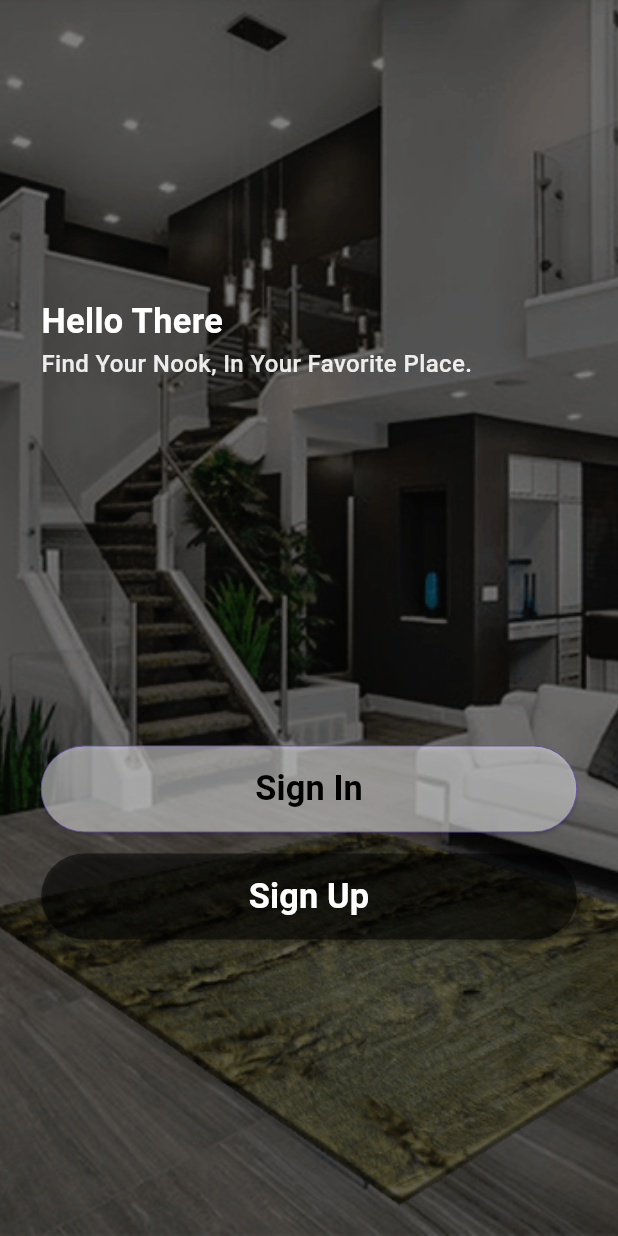
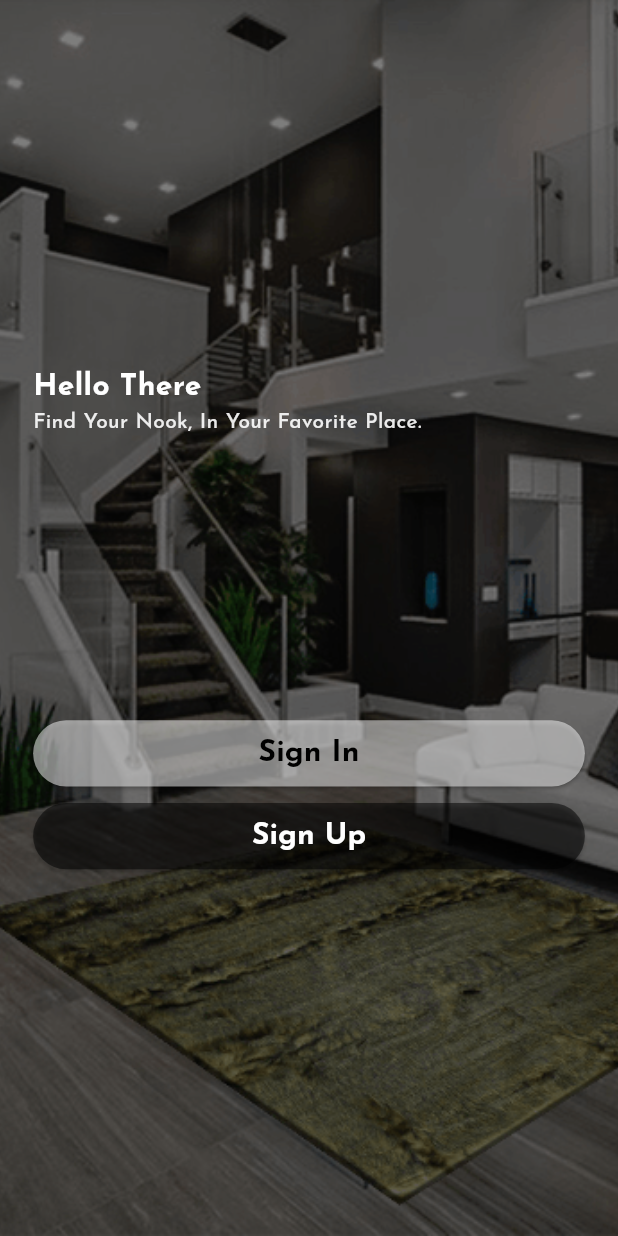
Before and after one commit to RakibulIslam10/xproperty, a Flutter app: the screen it shows after launch, swiped to page 4, on a phone screen of 412 x 824 dp. Run offline on Flutter 3.47's test engine with Material 3 defaults, Android fonts, the phone set to English and light mode, and no system bars; our stand-ins replace country_code_picker, dropdown_button2, flutter_otp_text_field, flutter_screenutil, flutter_svg, get and 3 more.

Commit message:
issue fixed

```diff
--- a/lib/main.dart
+++ b/lib/main.dart
@@ -1,13 +1,22 @@
 import 'package:flutter/material.dart';
+import 'package:flutter/services.dart';
 import 'package:flutter_screenutil/flutter_screenutil.dart';
 import 'package:get/get.dart';
+import 'package:get_storage/get_storage.dart';
 import 'package:xproperty/routes/routes.dart';
-import 'package:xproperty/views/utils/custom_color.dart';
+import 'package:xproperty/views/utils/theme.dart';
+import 'language/language.dart';
 
-void main() {
-  runApp(
-    const MyApp(),
-  );
+void main() async {
+  WidgetsFlutterBinding.ensureInitialized();
+  SystemChrome.setPreferredOrientations([
+    DeviceOrientation.portraitUp,
+    DeviceOrientation.portraitDown,
+  ]);
+
+  await GetStorage.init();
+
+  runApp(const MyApp());
 }
 
 class MyApp extends StatelessWidget {
@@ -19,19 +28,12 @@ class MyApp extends StatelessWidget {
       useInheritedMediaQuery: true,
       designSize: const Size(414, 896),
       builder: (_, child) => GetMaterialApp(
+        title: Strings.appName,
         debugShowCheckedModeBanner: false,
-        builder: (context, widget) {
-          ScreenUtil.init(context);
-          return MediaQuery(
-            data: MediaQuery.of(context)
-                .copyWith(textScaler: const TextScaler.linear(1.0)),
-            child: Directionality(
-              textDirection: TextDirection.ltr,
-              child: widget!,
-            ),
-          );
-        },
-        theme: ThemeData(scaffoldBackgroundColor: CustomColor.whiteColor),
+        theme: Themes.light,
+        darkTheme: Themes.dark,
+        themeMode: Themes().theme,
+        navigatorKey: Get.key,
         initialRoute: Routes.splashScreen,
         getPages: Routes.list,
       ),
--- a/lib/views/auth/sign_in/sign_in_mobile_screen_layout.dart
+++ b/lib/views/auth/sign_in/sign_in_mobile_screen_layout.dart
@@ -1,5 +1,6 @@
 import 'package:flutter/material.dart';
 import 'package:get/get.dart';
+import 'package:xproperty/widgets/custom_app_Bar.dart';
 import '../../../custom_assets/assets.gen.dart';
 import '../../../language/language.dart';
 import '../../../routes/routes.dart';
@@ -23,7 +24,10 @@ class SignInMobileScreenLayout extends StatelessWidget {
   @override
   Widget build(BuildContext context) {
     return Scaffold(
-      appBar: _appBarWidget(),
+
+      appBar: CustomAppBar(
+
+          title: Strings.signIn),
       body: _bodyWidget(),
       bottomNavigationBar: _bottomNavBarWidget(),
     );
@@ -286,7 +290,6 @@ class SignInMobileScreenLayout extends StatelessWidget {
   _appBarWidget() {
     return AppBar(
       automaticallyImplyLeading: false,
-      backgroundColor: Colors.transparent,
       title: Row(
         mainAxisAlignment: mainStart,
         children: [
--- a/lib/views/onboard_screen/onboard_mobile_screen_layout.dart
+++ b/lib/views/onboard_screen/onboard_mobile_screen_layout.dart
@@ -104,6 +104,7 @@ class OnboardMobileScreenLayout extends StatelessWidget {
           width: double.infinity,
         ),
         TitleHeading2Widget(
+
           text: _onboardingController.items[index].title,
           fontSize: Dimensions.headingTextSize2,
           color: CustomColor.primaryLightColor,
--- a/lib/views/splash_screen/splash_screen.dart
+++ b/lib/views/splash_screen/splash_screen.dart
@@ -27,6 +27,17 @@ class SplashScreen extends StatelessWidget {
     );
   }
 
+
+
+
+
+
+
+
+
+
+
+
   _titleSubTitleWidget() {
     return TitleSubTitleWidget(
       isCenterText: true,
@@ -37,7 +48,7 @@ class SplashScreen extends StatelessWidget {
       title: Strings.appName,
       subTitle: Strings.findYourNook,
       titleColor: CustomColor.primaryLightColor,
-      subTitleColor: CustomColor.secondaryLightColor.withOpacity(0.65),
+      subTitleColor: CustomColor.secondaryLightColor.withOpacity(0.60),
     );
   }
 
--- a/lib/views/terms_and_policies_screen/terms_and_policies_mobile_layout_screen.dart
+++ b/lib/views/terms_and_policies_screen/terms_and_policies_mobile_layout_screen.dart
@@ -1,9 +1,7 @@
 import 'package:flutter/material.dart';
 import 'package:xproperty/widgets/custom_app_Bar.dart';
 import '../../language/language.dart';
-import '../../widgets/common/appbar/back_button.dart';
 import '../../widgets/common/others/custom_image_widget.dart';
-import '../../widgets/common/text_lebels/title_heading2_widget.dart';
 import '../../widgets/common/text_lebels/title_heading4_widget.dart';
 import '../../widgets/common/title_sub_title_widget.dart';
 import '../../widgets/custom_circular_container_widget.dart';
@@ -105,6 +103,4 @@ class TermsAndPoliciesMobileLayoutScreen extends StatelessWidget {
       ],
     );
   }
-
-
 }
--- a/lib/views/utils/custom_color.dart
+++ b/lib/views/utils/custom_color.dart
@@ -17,7 +17,7 @@ class CustomColor {
 
   static const Color cardLightTextColor = Color(0xFFD9D9D9);
 
-  static const Color whiteColor = Color(0xFFffffff);
+  static const Color whiteColor = Color(0xFFFFFFFF);
   static const Color secondaryWhiteColor = Color(0xFFD3D3D3);
   static const Color redColor = Color(0xFFEE0303);
   static const Color orangeColor = Color(0xFFFF9E45);
--- /dev/null
+++ b/lib/views/utils/theme.dart
@@ -0,0 +1,49 @@
+import 'package:flutter/material.dart';
+import 'package:get/get.dart';
+import 'package:get_storage/get_storage.dart';
+import 'package:google_fonts/google_fonts.dart';
+
+import 'custom_color.dart';
+
+class Themes {
+  final _box = GetStorage();
+  final _key = 'isDarkMode';
+
+  _saveThemeToBox(bool isDarkMode) => _box.write(_key, isDarkMode);
+
+  bool _loadThemeFromBox() => _box.read(_key) ?? false;
+
+  ThemeMode get theme => _loadThemeFromBox() ? ThemeMode.dark : ThemeMode.light;
+
+  void switchTheme() {
+    Get.changeThemeMode(_loadThemeFromBox() ? ThemeMode.light : ThemeMode.dark);
+    _saveThemeToBox(!_loadThemeFromBox());
+  }
+
+  static final light = ThemeData.light().copyWith(
+    // ignore: deprecated_member_use
+    useMaterial3: true,
+    primaryColor: CustomColor.primaryLightColor,
+    colorScheme: const ColorScheme.dark(
+      background: CustomColor.primaryBGLightColor,
+    ),
+    scaffoldBackgroundColor: CustomColor.whiteColor,
+    brightness: Brightness.light,
+    textTheme: ThemeData.light().textTheme.apply(
+          fontFamily: GoogleFonts.josefinSans().fontFamily,
+        ),
+  );
+  static final dark = ThemeData.dark().copyWith(
+    // ignore: deprecated_member_use
+    useMaterial3: true,
+    primaryColor: CustomColor.primaryDarkColor,
+    colorScheme: const ColorScheme.dark(
+      surface: CustomColor.primaryBGDarkColor,
+    ),
+    scaffoldBackgroundColor: CustomColor.primaryDarkColor,
+    brightness: Brightness.dark,
+    textTheme: ThemeData.dark().textTheme.apply(
+          fontFamily: GoogleFonts.josefinSans().fontFamily,
+        ),
+  );
+}
--- a/lib/views/welcome_screen/welcome_mobile_screen_layout.dart
+++ b/lib/views/welcome_screen/welcome_mobile_screen_layout.dart
@@ -44,13 +44,13 @@ class WelcomeHomeMobileScreenLayout extends StatelessWidget {
     return Column(
       children: [
         PrimaryButton(
-          height: Dimensions.heightSize * 5,
           fontWeight: FontWeight.bold,
           title: Strings.signIn,
           fontSize: Dimensions.headingTextSize2,
           buttonTextColor: CustomColor.primaryDarkColor,
-          buttonColor: CustomColor.whiteColor.withOpacity(0.5),
+          buttonColor: CustomColor.whiteColor.withOpacity(0.50),
           radius: Dimensions.radius * 22,
+          borderColor: Colors.transparent,
           onPressed: () {
             Get.toNamed(Routes.signInScreen);
           },
--- a/lib/widgets/common/buttons/primary_button.dart
+++ b/lib/widgets/common/buttons/primary_button.dart
@@ -52,7 +52,7 @@ class PrimaryButton extends StatelessWidget {
         : _buildButton(context);
   }
 
-  Widget _buildButton(BuildContext context) {
+   _buildButton(BuildContext context) {
     return SizedBox(
       height:  Dimensions.heightSize *4,
       width: double.infinity,
--- a/lib/widgets/common/text_lebels/title_heading2_widget.dart
+++ b/lib/widgets/common/text_lebels/title_heading2_widget.dart
@@ -48,6 +48,7 @@ class TitleHeading2Widget extends StatelessWidget {
         textAlign: textAlign,
         overflow: textOverflow,
         maxLines: maxLines,
+
       ),
     );
   }
--- a/lib/widgets/common/title_sub_title_widget.dart
+++ b/lib/widgets/common/title_sub_title_widget.dart
@@ -34,10 +34,10 @@ class TitleSubTitleWidget extends StatelessWidget {
       mainAxisAlignment: isCenterText ? mainCenter : mainCenter,
       children: [
         TitleHeading2Widget(
-          fontSize: titleFontSize ?? Dimensions.headingTextSize2,
+          fontSize: titleFontSize,
           text: title,
-          color: titleColor ?? CustomColor.primaryLightTextColor,
-          fontWeight: fontWeight ?? FontWeight.w600,
+          color: titleColor,
+          fontWeight: fontWeight,
           textAlign: isCenterText ? TextAlign.center : TextAlign.start,
         ),
         Visibility(
--- a/lib/widgets/custom_app_Bar.dart
+++ b/lib/widgets/custom_app_Bar.dart
@@ -49,7 +49,7 @@ class CustomAppBar extends StatelessWidget implements PreferredSizeWidget {
         color: CustomColor.primaryLightColor,
       ),
       systemOverlayStyle: SystemUiOverlayStyle(
-        statusBarColor: statusBarColor ?? CustomColor.primaryLightColor,
+        statusBarColor: statusBarColor ?? CustomColor.whiteColor,
         statusBarIconBrightness: statusBarIconBrightness ?? Brightness.light,
       ),
     );
--- a/pubspec.yaml
+++ b/pubspec.yaml
@@ -42,6 +42,8 @@ dependencies:
   dropdown_button2: any
   flutter_otp_text_field: any
   country_code_picker: ^3.0.0
+  get_storage: any
+  google_fonts: ^6.2.1
 
 
 
```
Also changed, not shown: lib/widgets/background_widget/background_widget.dart (+5 -2 lines), pubspec.lock.
